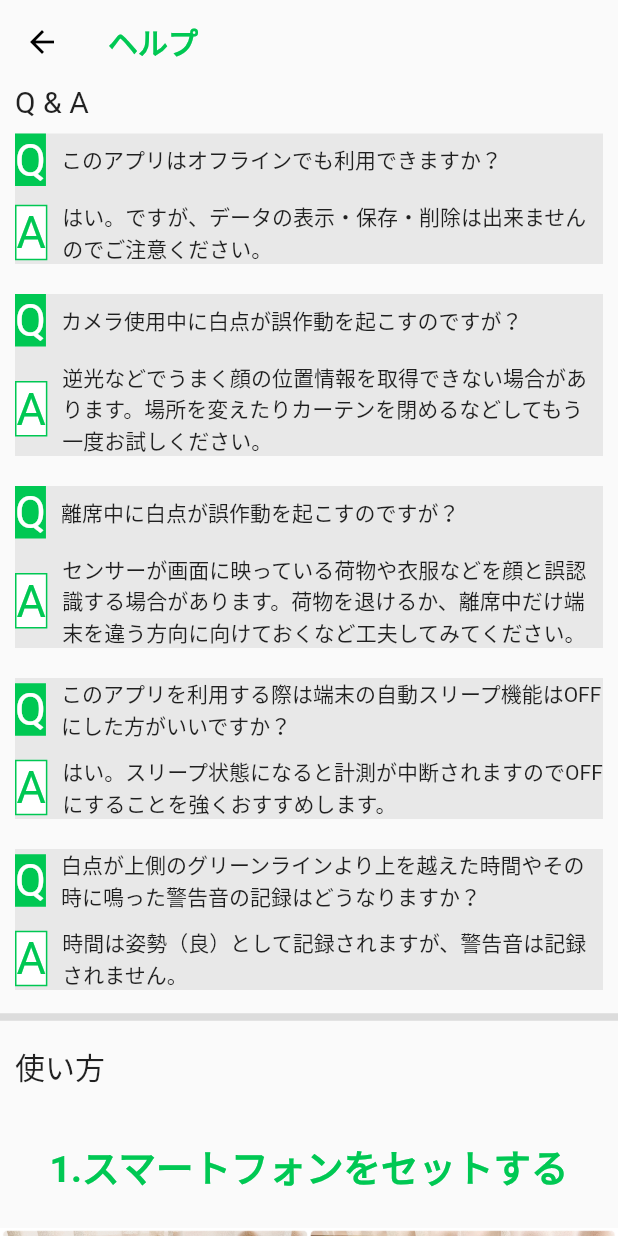
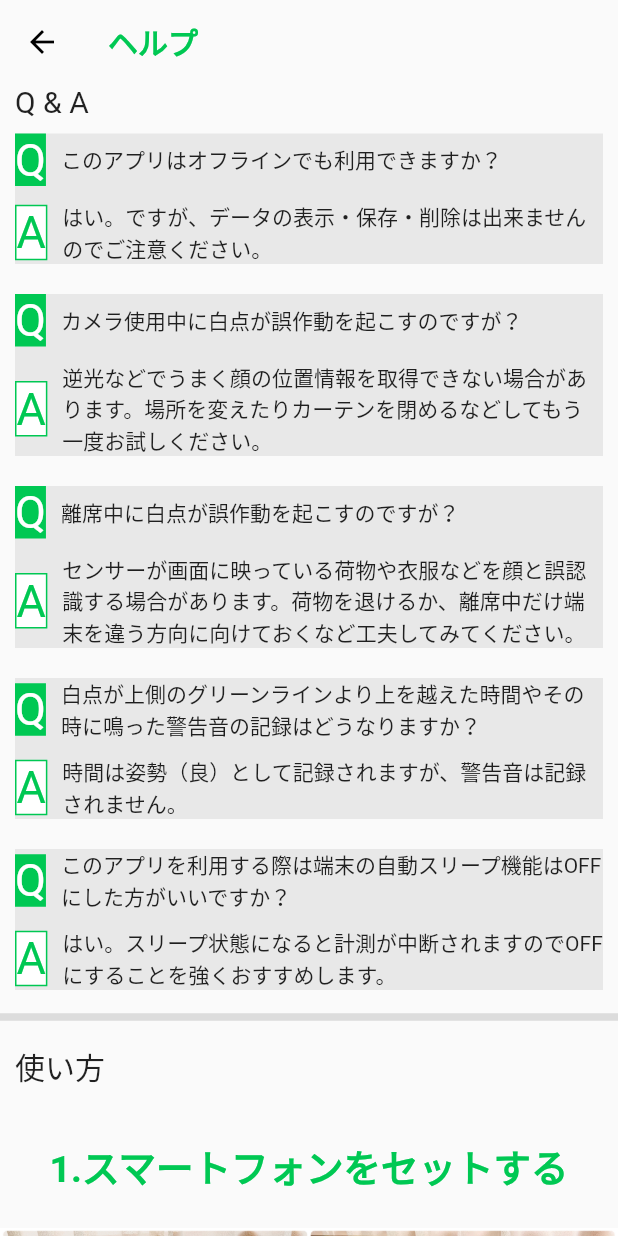
Before and after one commit to is4041/NekozeChecker, a Flutter app: the screen it shows once a user with an empty profile is signed in, after a tap on an icon or button, on a phone screen of 412 x 824 dp. Run offline on Flutter 3.47's test engine with Material 2 defaults, Android fonts, the phone set to English and light mode, and no system bars; our stand-ins replace audioplayers, camera, cloud_firestore, connectivity_plus, firebase_auth, firebase_core and 3 more; missing offline and left inert: sign_button, tflite; accounts and stored records are empty; network calls fail.

Commit message:
グリーンラインの変更をfirebaseに保存されるようにした

```diff
--- a/lib/help/help_page.dart
+++ b/lib/help/help_page.dart
@@ -38,11 +38,12 @@ class HelpPage extends StatelessWidget {
               answer:
                   "センサーが画面に映っている荷物や衣服などを顔と誤認識する場合があります。荷物を退けるか、離席中だけ端末を違う方向に向けておくなど工夫してみてください。"),
           Question(
+              question: "白点が上側のグリーンラインより上を越えた時間やその時に鳴った警告音の記録はどうなりますか？",
+              answer: "時間は姿勢（良）として記録されますが、警告音は記録されません。"),
+          Question(
               question: "このアプリを利用する際は端末の自動スリープ機能はOFFにした方がいいですか？",
               answer: "はい。スリープ状態になると計測が中断されますのでOFFにすることを強くおすすめします。"),
-          Question(
-              question: "白点が上側のグリーンラインより上を越えた時間やその時に鳴った警告音の記録はどうなりますか？",
-              answer: "時間は姿勢（良）として記録されますが、警告音は記録されません。"),
+
           Divider(
             thickness: 5,
           ),
@@ -184,7 +185,8 @@ class HelpPage extends StatelessWidget {
                 height: screenSize.height * 0.5,
                 width: double.infinity,
                 child: Image.network(
-                  "https://images.unsplash.com/photo-1605171399454-f2a0e51b811b?ixlib=rb-4.0.3&ixid=M3wxMjA3fDB8MHxwaG90by1wYWdlfHx8fGVufDB8fHx8fA%3D%3D&auto=format&fit=crop&w=1931&q=80",
+                  "",
+                  // "https://images.unsplash.com/photo-1605171399454-f2a0e51b811b?ixlib=rb-4.0.3&ixid=M3wxMjA3fDB8MHxwaG90by1wYWdlfHx8fGVufDB8fHx8fA%3D%3D&auto=format&fit=crop&w=1931&q=80",
                   fit: BoxFit.cover,
                 ),
               ),
--- a/lib/home/home_model.dart
+++ b/lib/home/home_model.dart
@@ -33,9 +33,8 @@ class HomeModel extends ChangeNotifier {
       await showConnectError(context);
     } else {
       await getUserId();
-      await getAverage();
-      await getTimeToNotification();
-      await getProviderId();
+      await getUserData();
+      await getAverageData();
     }
   }
 
@@ -60,14 +59,31 @@ class HomeModel extends ChangeNotifier {
   }
 
   //userIdを取得する
-  getUserId() async {
+  getUserId() {
     Utils.userId = FirebaseAuth.instance.currentUser!.uid;
     print("userId : ${Utils.userId}");
+  }
+
+  //ユーザーデータを取得する
+  getUserData() async {
+    final document = await FirebaseFirestore.instance
+        .collection("users")
+        .doc(Utils.userId)
+        .get();
+
+    Utils.greenLineRange = document["greenLineRange"];
+    Utils.timeToNotification = document["timeToNotification"];
+
+    if (FirebaseAuth.instance.currentUser!.isAnonymous == false) {
+      Utils.isAnonymous = false;
+    } else {
+      Utils.isAnonymous = true;
+    }
     Utils.showTutorial = false;
   }
 
   //平均データを取得する
-  getAverage() async {
+  getAverageData() async {
     //今日のデータリスト
     List dataListOfToday = [];
     List dataListOfTodayBadPosture = [];
@@ -166,31 +182,4 @@ class HomeModel extends ChangeNotifier {
 
     notifyListeners();
   }
-
-  //警告音が鳴るまでの時間を取得する
-  getTimeToNotification() async {
-    final document = await FirebaseFirestore.instance
-        .collection("users")
-        .doc(Utils.userId)
-        .get();
-    final exists = document.exists;
-    if (exists == true) {
-      print("ログイン履歴あり");
-      Utils.timeToNotification = document["timeToNotification"];
-      print("設定秒数 : ${Utils.timeToNotification}秒");
-    } else {
-      print("初回ログイン");
-    }
-  }
-
-  //ProviderIdを取得する
-  getProviderId() {
-    if (FirebaseAuth.instance.currentUser!.isAnonymous == false) {
-      // print("googleUser");
-      Utils.isAnonymous = "isNotAnonymous";
-    } else {
-      // print("anonymousUser");
-      Utils.isAnonymous = "isAnonymous";
-    }
-  }
 }
--- a/lib/home/home_page.dart
+++ b/lib/home/home_page.dart
@@ -73,7 +73,7 @@ class HomePage extends StatelessWidget {
                                 context,
                                 MaterialPageRoute(
                                     builder: (context) => CameraPage()));
-                            model.getAverage();
+                            model.getAverageData();
                             //カメラページから戻った際に計測結果をダイアログで表示
                             if (value != null) {
                               await showDialog(
--- a/lib/signin/signin_model.dart
+++ b/lib/signin/signin_model.dart
@@ -3,6 +3,7 @@ import 'package:firebase_auth/firebase_auth.dart';
 import 'package:flutter/cupertino.dart';
 import 'package:flutter/material.dart';
 import 'package:google_sign_in/google_sign_in.dart';
+import 'package:posture_correction/utils.dart';
 
 final FirebaseAuth firebaseAuth = FirebaseAuth.instance;
 final GoogleSignIn googleSignIn = GoogleSignIn();
@@ -45,14 +46,12 @@ class SignInModel extends ChangeNotifier {
     final exists = document.exists;
     //初回ログイン時だけ作動
     if (exists == false) {
-      print("初回ログイン");
       await FirebaseFirestore.instance.collection("users").doc(uid).set({
         "createdAt": Timestamp.now(),
+        "greenLineRange": 0.45,
         "timeToNotification": 15,
         "userId": uid,
       });
-    } else {
-      print("ログイン履歴あり");
     }
   }
 
@@ -62,6 +61,7 @@ class SignInModel extends ChangeNotifier {
     final uid = firebaseAuth.currentUser!.uid;
     FirebaseFirestore.instance.collection("users").doc(uid).set({
       "createdAt": Timestamp.now(),
+      "greenLineRange": 0.45,
       "timeToNotification": 15,
       "userId": uid,
     });
--- a/lib/signin/signin_page.dart
+++ b/lib/signin/signin_page.dart
@@ -82,7 +82,8 @@ class SignInPage extends StatelessWidget {
                                               radius: 5,
                                               backgroundColor:
                                                   model.activePage == index
-                                                      ? Colors.green
+                                                      ? Colors
+                                                          .greenAccent.shade700
                                                       : Colors.grey.shade300,
                                             ),
                                           ),
@@ -111,7 +112,7 @@ class SignInPage extends StatelessWidget {
                                             : () {},
                                         style: ElevatedButton.styleFrom(
                                             primary: model.activePage < 4
-                                                ? Colors.green
+                                                ? Colors.greenAccent.shade700
                                                 : Colors.grey,
                                             shape: RoundedRectangleBorder(
                                               borderRadius:
@@ -178,7 +179,7 @@ class PageOne extends StatelessWidget {
                 style: TextStyle(
                     fontSize: 25,
                     fontWeight: FontWeight.bold,
-                    color: Colors.green),
+                    color: Colors.greenAccent.shade700),
               ),
             ),
           ),
@@ -239,7 +240,7 @@ class PageTwo extends StatelessWidget {
                 style: TextStyle(
                     fontSize: 25,
                     fontWeight: FontWeight.bold,
-                    color: Colors.green),
+                    color: Colors.greenAccent.shade700),
               ),
             ),
           ),
@@ -308,7 +309,7 @@ class PageThree extends StatelessWidget {
                 style: TextStyle(
                     fontSize: 25,
                     fontWeight: FontWeight.bold,
-                    color: Colors.green),
+                    color: Colors.greenAccent.shade700),
               ),
             ),
           ),
@@ -333,7 +334,7 @@ class PageThree extends StatelessWidget {
                 ),
                 Text(
                   "白点がグリーンラインの枠内から出たまま一定時間経つと警告音が鳴ります。",
-                  style: TextStyle(fontSize: 1),
+                  style: TextStyle(fontSize: 12),
                 ),
               ],
             ),
@@ -360,7 +361,8 @@ class PageFour extends StatelessWidget {
           height: screenSize.height * 0.5,
           width: double.infinity,
           child: Image.network(
-            "https://images.unsplash.com/photo-1605171399454-f2a0e51b811b?ixlib=rb-4.0.3&ixid=M3wxMjA3fDB8MHxwaG90by1wYWdlfHx8fGVufDB8fHx8fA%3D%3D&auto=format&fit=crop&w=1931&q=80",
+            "",
+            // "https://images.unsplash.com/photo-1605171399454-f2a0e51b811b?ixlib=rb-4.0.3&ixid=M3wxMjA3fDB8MHxwaG90by1wYWdlfHx8fGVufDB8fHx8fA%3D%3D&auto=format&fit=crop&w=1931&q=80",
             fit: BoxFit.cover,
           ),
         ),
@@ -374,7 +376,7 @@ class PageFour extends StatelessWidget {
                 style: TextStyle(
                     fontSize: 25,
                     fontWeight: FontWeight.bold,
-                    color: Colors.green),
+                    color: Colors.greenAccent.shade700),
               ),
             ),
           ),
@@ -484,7 +486,7 @@ class PageFive extends StatelessWidget {
             },
             style: ElevatedButton.styleFrom(
                 elevation: 5,
-                primary: Colors.green,
+                primary: Colors.greenAccent.shade700,
                 shape: RoundedRectangleBorder(
                   borderRadius: BorderRadius.circular(50),
                 )),
```
Also changed, not shown: lib/history/history_page.dart (+37 -68 lines), lib/setting/setting_model.dart (+49 -37 lines), lib/setting/setting_page.dart (+4 -4 lines), lib/utils.dart (+6 -6 lines), images/IMG_0146.JPG (deleted), images/IMG_0147.JPG (deleted), images/IMG_0164.JPG (deleted).
